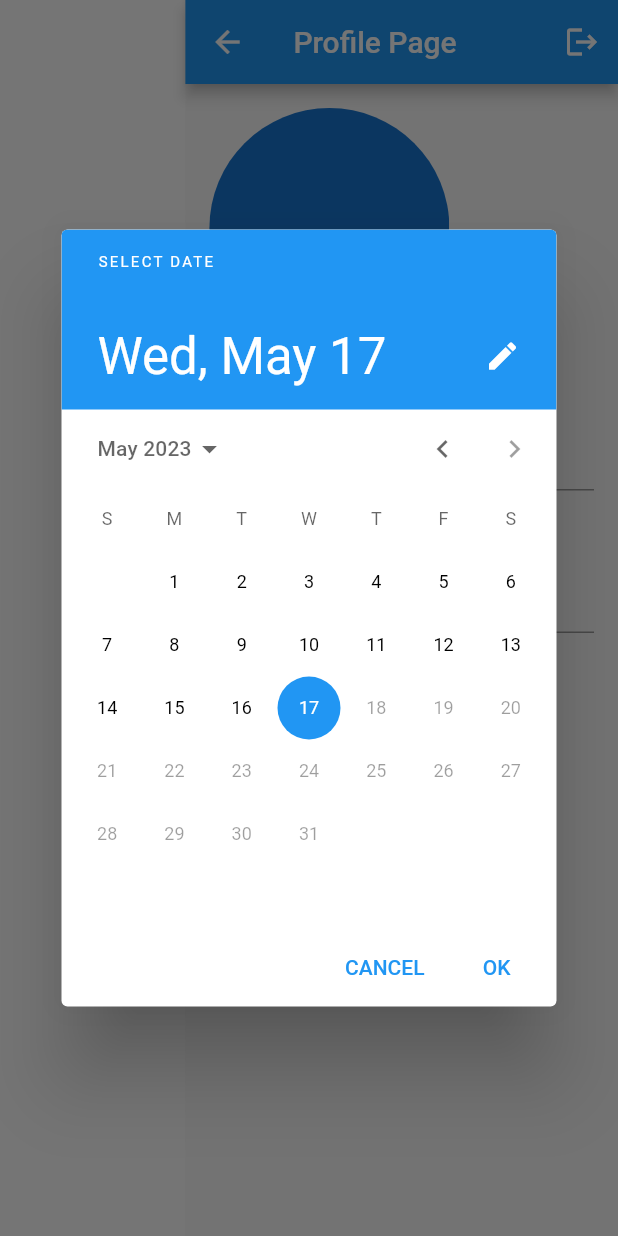
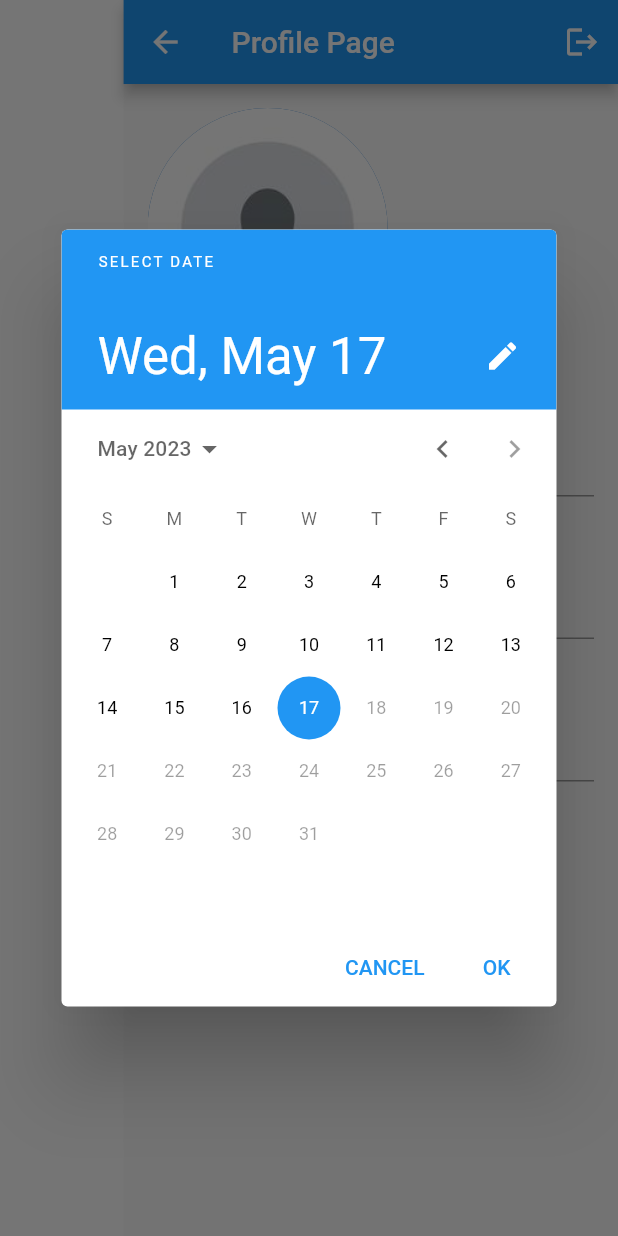
Before and after one commit to Samba163/diy_utilities, a Flutter app: the ProfilePage screen opened by its route, after a tap on "Select your date of birth", on a phone screen of 412 x 824 dp. Run offline on Flutter 3.47's test engine with Material 2 defaults, Android fonts, the phone set to English and light mode, and no system bars; our stand-ins replace cloud_firestore, firebase_auth, firebase_core, image_picker, pinput; missing offline and left inert: flutter_barcode_scanner; accounts and stored records are empty.

Commit message:
Prifile.dart
I have changed the profile default image and added passion ID key into the profile page

```diff
--- a/lib/dashboard/dashboard_home.dart
+++ b/lib/dashboard/dashboard_home.dart
@@ -96,14 +96,14 @@ class _MyDashboardState extends State<MyDashboard> {
               ),
             ),
             ListTile(
-              title: Text('Option 1'),
+              title: Text('Organization'),
               onTap: () {
                 // Handle option 1
                 Navigator.pop(context); // Close the drawer
               },
             ),
             ListTile(
-              title: Text('Option 2'),
+              title: Text('Statistics'),
               onTap: () {
                 // Handle option 2
                 Navigator.pop(context); // Close the drawer
--- a/lib/dashboard/profile.dart
+++ b/lib/dashboard/profile.dart
@@ -93,7 +93,7 @@ class _ProfilePageState extends State<ProfilePage> {
     return Align(
       alignment: Alignment.centerRight,
       child: FractionallySizedBox(
-        widthFactor: 0.7,
+        widthFactor: 0.8,
         child: Scaffold(
           appBar: AppBar(
             title: Text('Profile Page'),
@@ -141,9 +141,9 @@ class _ProfilePageState extends State<ProfilePage> {
                       ),
                     ],
                   ),
-                  SizedBox(height: 16),
+                  SizedBox(height: 20),
                   Text(
-                    'Bio',
+                    'Passion ID',
                     style: TextStyle(
                       fontSize: 20,
                       fontWeight: FontWeight.bold,
@@ -153,7 +153,22 @@ class _ProfilePageState extends State<ProfilePage> {
                   TextField(
                     controller: bioController,
                     decoration: InputDecoration(
-                      hintText: 'Enter your bio',
+                      hintText: 'Enter your Passion ID',
+                    ),
+                  ),
+                  SizedBox(height: 16),
+                  Text(
+                    'Designation',
+                    style: TextStyle(
+                      fontSize: 20,
+                      fontWeight: FontWeight.bold,
+                    ),
+                  ),
+                  SizedBox(height: 8),
+                  TextField(
+                    controller: bioController,
+                    decoration: InputDecoration(
+                      hintText: 'Enter your Designation',
                     ),
                   ),
                   SizedBox(height: 16),
```
Also changed, not shown: assets/images/default.jpg (added).
